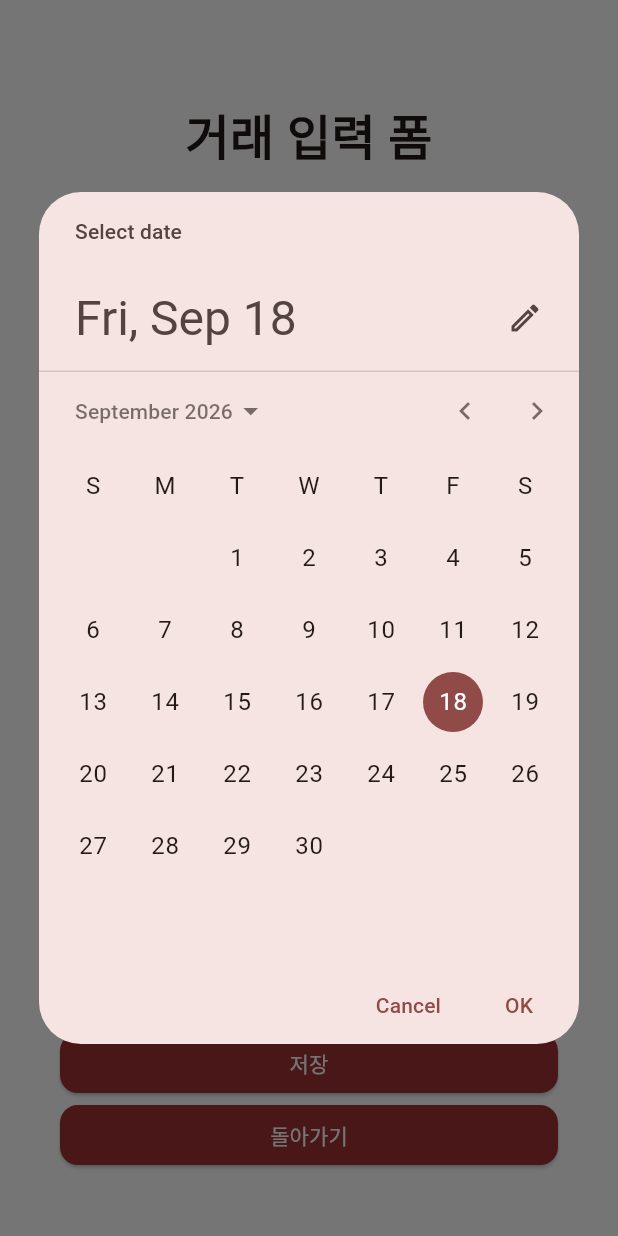
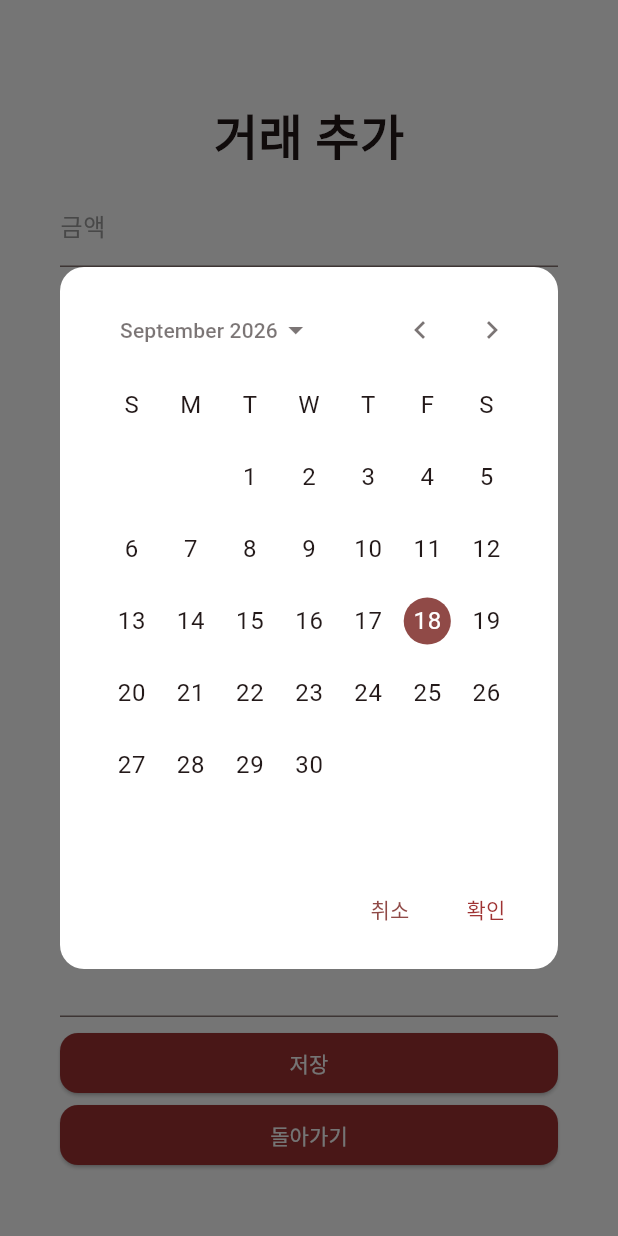
Before and after one commit to chae04/moa, a Flutter app: the TransactionFormScreen screen opened directly, after a tap on an icon or button, on a phone screen of 412 x 824 dp. Run offline on Flutter 3.47's test engine with Material 3 defaults, Android fonts, the phone set to English and light mode, and no system bars; our stand-ins replace cloud_firestore, firebase_auth, firebase_core, table_calendar; accounts and stored records are empty.

Commit message:
form calendar

```diff
--- a/lib/screens/transaction/transaction_form_screen.dart
+++ b/lib/screens/transaction/transaction_form_screen.dart
@@ -4,6 +4,7 @@ import 'package:moa/models/transaction_model.dart';
 import 'package:moa/services/transaction_service.dart';
 import 'package:moa/services/budget_service.dart';
 import 'package:moa/constants/categories.dart';
+import 'package:moa/constants/colors.dart';
 
 class TransactionFormScreen extends StatefulWidget {
   final TransactionModel? transaction; // null이면 새 거래 추가, 있으면 기존 거래 수정
@@ -24,6 +25,8 @@ class _TransactionScreenState extends State<TransactionFormScreen> {
 
   final _nameFocus = FocusNode();
   final _memoFocus = FocusNode();
+
+  bool isLoading = false;
 
   // 선택된 유형에 맞는 카테고리 목록 반환
   List<String> get currentCategoryList =>
@@ -73,12 +76,46 @@ class _TransactionScreenState extends State<TransactionFormScreen> {
 
   // 날짜 선택 함수
   Future<void> _selectDate(BuildContext context) async {
-    final DateTime? picked = await showDatePicker(
+    final DateTime? picked = await showDialog<DateTime>(
       context: context,
-      initialDate: selectedDate,
-      firstDate: DateTime(2026),
-      lastDate: DateTime(DateTime.now().year + 2, 12, 31),
+      builder: (context) {
+        DateTime tempDate = selectedDate;
+        return Dialog(
+          shape: RoundedRectangleBorder(borderRadius: BorderRadius.circular(16)),
+          backgroundColor: Colors.white,
+          child: Padding(
+            padding: const EdgeInsets.all(16.0),
+            child: Column(
+              mainAxisSize: MainAxisSize.min,
+              children: [
+                CalendarDatePicker(
+                  initialDate: selectedDate,
+                  firstDate: DateTime(2026),
+                  lastDate: DateTime(DateTime.now().year + 2, 12, 31),
+                  onDateChanged: (date) {
+                    tempDate = date;
+                  },
+                ),
+                Row(
+                  mainAxisAlignment: MainAxisAlignment.end,
+                  children: [
+                    TextButton(
+                      onPressed: () => Navigator.pop(context),
+                      child: Text('취소'),
+                    ),
+                    TextButton(
+                      onPressed: () => Navigator.pop(context, tempDate),
+                      child: Text('확인', style: TextStyle(color: primaryColor)),
+                    ),
+                  ],
+                ),
+              ],
+            ),
+          ),
+        );
+      },
     );
+
     if (picked != null) {
       setState(() {
         selectedDate = picked;
@@ -97,7 +134,7 @@ class _TransactionScreenState extends State<TransactionFormScreen> {
             Padding(
               padding: const EdgeInsets.only(top: 24.0),
               child: Text(
-                '거래 입력 폼',
+                '거래 추가',
                 style: TextStyle(fontSize: 32, fontWeight: FontWeight.bold),
               ),
             ),
@@ -203,7 +240,10 @@ class _TransactionScreenState extends State<TransactionFormScreen> {
 
                 // 날짜 선택
                 GestureDetector(
-                  onTap: () => _selectDate(context),
+                  onTap: () {
+                    FocusScope.of(context).unfocus();
+                    _selectDate(context);
+                  },
                   child: InputDecorator(
                     decoration: InputDecoration(labelText: '날짜'),
                     child: Text(
```
